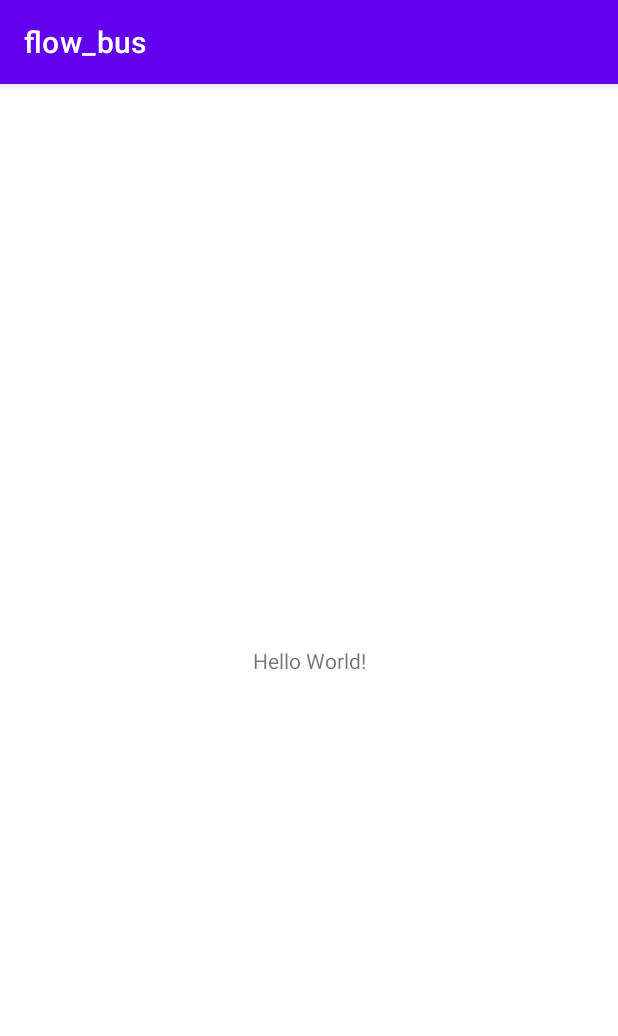
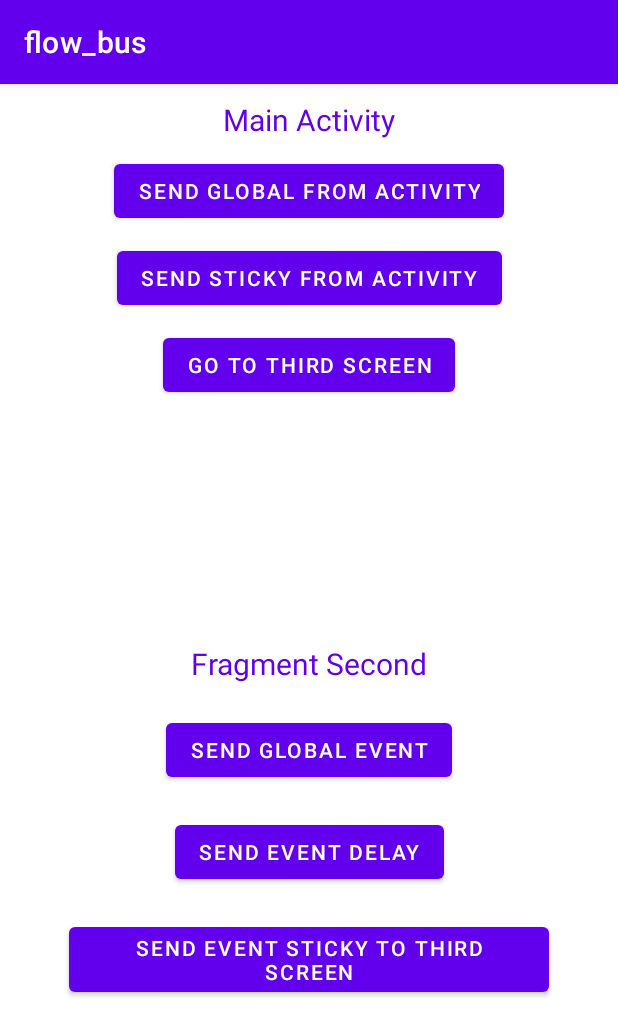
Before and after one commit to hoangchungk53qx1/flow_bus, an Android app: the screen it shows after launch (MainActivity), on a phone screen of 412 x 824 dp. Shown: the top 1036 px of the screen. Run offline under Robolectric (Android 15) with nearby library versions, the phone set to English and light mode, and no system bars; our stand-ins replace Timber; 3 statements that could not run were skipped.

Commit message:
add example

```diff
--- a/app/build.gradle
+++ b/app/build.gradle
@@ -61,4 +61,5 @@ dependencies {
     implementation 'androidx.lifecycle:lifecycle-runtime-ktx:2.4.1'
     implementation 'androidx.lifecycle:lifecycle-viewmodel-ktx:2.4.1'
     implementation 'com.jakewharton.timber:timber:5.0.1'
+    implementation 'org.jetbrains.kotlinx:kotlinx-coroutines-android:1.6.2'
 }
--- a/app/src/main/AndroidManifest.xml
+++ b/app/src/main/AndroidManifest.xml
@@ -23,6 +23,7 @@
                 <category android:name="android.intent.category.LAUNCHER" />
             </intent-filter>
         </activity>
+        <activity android:name=".ThirdActivity" />
     </application>
 
 </manifest>
--- /dev/null
+++ b/app/src/main/java/vn/chungha/flow_bus/ActivityEvent.kt
@@ -0,0 +1,3 @@
+package vn.chungha.flow_bus
+
+data class ActivityEvent(val activityEvent: String)
--- a/app/src/main/java/vn/chungha/flow_bus/ApplicationFlowBus.kt
+++ b/app/src/main/java/vn/chungha/flow_bus/ApplicationFlowBus.kt
@@ -3,6 +3,7 @@ package vn.chungha.flow_bus
 import android.app.Application
 import vn.chungha.flow_bus_core.FlowBusInitApplication
 
+// Step 1
 class ApplicationFlowBus : Application() {
     override fun onCreate() {
         super.onCreate()
--- /dev/null
+++ b/app/src/main/java/vn/chungha/flow_bus/FragmentEvent.kt
@@ -0,0 +1,3 @@
+package vn.chungha.flow_bus
+
+data class FragmentEvent(val fragmentEvent: String)
--- a/app/src/main/java/vn/chungha/flow_bus/MainActivity.kt
+++ b/app/src/main/java/vn/chungha/flow_bus/MainActivity.kt
@@ -1,5 +1,6 @@
 package vn.chungha.flow_bus
 
+import android.content.Intent
 import android.os.Bundle
 import androidx.appcompat.app.AppCompatActivity
 import timber.log.Timber
@@ -14,11 +15,32 @@ class MainActivity : AppCompatActivity() {
         super.onCreate(savedInstanceState)
         binding = ActivityMainBinding.inflate(layoutInflater)
         setContentView(binding.root)
-        binding.postLayout.setOnClickListener {
-            busEvent(GlobalEvent("HelloWorld"))
+        bindSecondFragment()
+        binding.gotoThirdScreen.setOnClickListener {
+            startActivity(Intent(this, ThirdActivity::class.java))
         }
-        collectFlowBus<GlobalEvent> {
-            Timber.tag("TAG").d("MainActivity received GlobalEvent  :%s", it.name)
+        sendFlowBus()
+        observeGlobal()
+    }
+
+    private fun sendFlowBus() {
+        binding.sendGlobal.setOnClickListener {
+            busEvent(GlobalEvent("Hello from MainActivity"))
         }
     }
+
+    private fun observeGlobal() {
+        collectFlowBus<GlobalEvent> {
+            Timber.tag(TAG).d("MainActivity received GlobalEvent  :%s", it.name)
+        }
+    }
+
+    private fun bindSecondFragment() {
+        supportFragmentManager.beginTransaction().replace(R.id.fragment, SecondFragment())
+            .commitAllowingStateLoss()
+    }
+
+    companion object {
+        private const val TAG = "MainActivity"
+    }
 }
--- /dev/null
+++ b/app/src/main/java/vn/chungha/flow_bus/SecondFragment.kt
@@ -0,0 +1,22 @@
+package vn.chungha.flow_bus
+
+import android.os.Bundle
+import android.view.View
+import androidx.fragment.app.Fragment
+import com.google.android.material.button.MaterialButton
+import vn.chungha.flow_bus_core.post.busEvent
+
+class SecondFragment : Fragment(R.layout.fragment_second) {
+
+    override fun onViewCreated(view: View, savedInstanceState: Bundle?) {
+        super.onViewCreated(view, savedInstanceState)
+        sendBus()
+        view.findViewById<MaterialButton>(R.id.sendEventSticky).setOnClickListener {
+            busEvent(GlobalEvent("Hello from SecondFragment"))
+        }
+    }
+
+    private fun sendBus() {
+
+    }
+}
--- a/app/src/main/res/layout/activity_main.xml
+++ b/app/src/main/res/layout/activity_main.xml
@@ -6,14 +6,68 @@
     android:layout_height="match_parent"
     tools:context=".MainActivity">
 
-    <TextView
-        android:id="@+id/postLayout"
-        android:layout_width="wrap_content"
-        android:layout_height="wrap_content"
-        android:text="Hello World!"
+    <androidx.appcompat.widget.LinearLayoutCompat
+        android:layout_width="match_parent"
+        android:layout_height="match_parent"
+        android:orientation="vertical"
         app:layout_constraintBottom_toBottomOf="parent"
         app:layout_constraintEnd_toEndOf="parent"
         app:layout_constraintStart_toStartOf="parent"
-        app:layout_constraintTop_toTopOf="parent" />
+        app:layout_constraintTop_toTopOf="parent">
 
+        <androidx.constraintlayout.widget.ConstraintLayout
+            android:layout_width="match_parent"
+            android:layout_height="wrap_content"
+            android:layout_weight="1">
+
+            <com.google.android.material.textview.MaterialTextView
+                android:id="@+id/title"
+                android:layout_width="wrap_content"
+                android:layout_height="wrap_content"
+                android:layout_marginTop="10dp"
+                android:text="@string/main_activity"
+                android:textColor="@color/purple_500"
+                android:textSize="20sp"
+                app:layout_constraintEnd_toEndOf="parent"
+                app:layout_constraintStart_toStartOf="parent"
+                app:layout_constraintTop_toTopOf="parent" />
+
+            <com.google.android.material.button.MaterialButton
+                android:id="@+id/sendGlobal"
+                android:layout_width="wrap_content"
+                android:layout_height="wrap_content"
+                android:layout_marginTop="10dp"
+                android:text="@string/send_from_activity"
+                app:layout_constraintEnd_toEndOf="parent"
+                app:layout_constraintStart_toStartOf="parent"
+                app:layout_constraintTop_toBottomOf="@id/title" />
+
+            <com.google.android.material.button.MaterialButton
+                android:id="@+id/sendSticky"
+                android:layout_width="wrap_content"
+                android:layout_height="wrap_content"
+                android:layout_marginTop="10dp"
+                android:text="@string/send_sticky_from_activity"
+                app:layout_constraintEnd_toEndOf="parent"
+                app:layout_constraintStart_toStartOf="parent"
+                app:layout_constraintTop_toBottomOf="@id/sendGlobal" />
+
+            <com.google.android.material.button.MaterialButton
+                android:id="@+id/gotoThirdScreen"
+                android:layout_width="wrap_content"
+                android:layout_height="wrap_content"
+                android:layout_marginTop="10dp"
+                android:text="@string/go_to_third_screen"
+                app:layout_constraintEnd_toEndOf="parent"
+                app:layout_constraintStart_toStartOf="parent"
+                app:layout_constraintTop_toBottomOf="@+id/sendSticky" />
+        </androidx.constraintlayout.widget.ConstraintLayout>
+
+        <FrameLayout
+            android:id="@+id/fragment"
+            android:layout_width="match_parent"
+            android:layout_height="wrap_content"
+            android:layout_weight="1" />
+
+    </androidx.appcompat.widget.LinearLayoutCompat>
 </androidx.constraintlayout.widget.ConstraintLayout>
--- /dev/null
+++ b/app/src/main/res/layout/fragment_second.xml
@@ -0,0 +1,48 @@
+<?xml version="1.0" encoding="utf-8"?>
+<androidx.constraintlayout.widget.ConstraintLayout xmlns:android="http://schemas.android.com/apk/res/android"
+    xmlns:app="http://schemas.android.com/apk/res-auto"
+    android:layout_width="match_parent"
+    android:layout_height="match_parent">
+
+    <com.google.android.material.textview.MaterialTextView
+        android:id="@+id/title"
+        android:layout_width="wrap_content"
+        android:layout_height="wrap_content"
+        android:layout_marginTop="5dp"
+        android:text="@string/fragment_second"
+        android:textColor="@color/purple_500"
+        android:textSize="20sp"
+        app:layout_constraintEnd_toEndOf="parent"
+        app:layout_constraintStart_toStartOf="parent"
+        app:layout_constraintTop_toTopOf="parent" />
+
+    <com.google.android.material.button.MaterialButton
+        android:id="@+id/btnSendGlobalEvent"
+        android:layout_width="wrap_content"
+        android:layout_height="wrap_content"
+        android:layout_marginTop="20dp"
+        android:text="@string/sendglobalevent"
+        app:layout_constraintEnd_toEndOf="parent"
+        app:layout_constraintStart_toStartOf="parent"
+        app:layout_constraintTop_toBottomOf="@+id/title" />
+
+    <com.google.android.material.button.MaterialButton
+        android:id="@+id/btnSendEventDelay"
+        android:layout_width="wrap_content"
+        android:layout_height="wrap_content"
+        android:layout_marginTop="20dp"
+        android:text="@string/send_event_delay"
+        app:layout_constraintEnd_toEndOf="parent"
+        app:layout_constraintStart_toStartOf="parent"
+        app:layout_constraintTop_toBottomOf="@+id/btnSendGlobalEvent" />
+
+    <com.google.android.material.button.MaterialButton
+        android:id="@+id/sendEventSticky"
+        android:layout_width="wrap_content"
+        android:layout_height="wrap_content"
+        android:layout_marginTop="20dp"
+        android:text="@string/send_event_sticky"
+        app:layout_constraintEnd_toEndOf="parent"
+        app:layout_constraintStart_toStartOf="parent"
+        app:layout_constraintTop_toBottomOf="@+id/btnSendEventDelay" />
+</androidx.constraintlayout.widget.ConstraintLayout>
--- a/app/src/main/res/values/strings.xml
+++ b/app/src/main/res/values/strings.xml
@@ -1,3 +1,12 @@
 <resources>
     <string name="app_name">flow_bus</string>
+    <string name="sendglobalevent">send Global Event</string>
+    <string name="fragment_second">Fragment Second</string>
+    <string name="send_event_delay">send event delay</string>
+    <string name="send_event_sticky">send event sticky to third screen</string>
+    <string name="main_activity">Main Activity</string>
+    <string name="go_to_third_screen">go to third screen</string>
+    <string name="send_from_activity">send global from Activity</string>
+    <string name="send_sticky_from_activity">send sticky from Activity</string>
+    <string name="third_screen">Third Screen</string>
 </resources>
--- a/flow_bus_core/build.gradle
+++ b/flow_bus_core/build.gradle
@@ -28,7 +28,9 @@ android {
     }
     kotlinOptions {
         jvmTarget = '1.8'
-        freeCompilerArgs = ['-opt-in=kotlin.RequiresOptIn']
+    }
+    kotlin.sourceSets.all {
+        languageSettings.useExperimentalAnnotation("kotlin.RequiresOptIn")
     }
     publishing {
         singleVariant("release") {
@@ -54,6 +56,7 @@ dependencies {
     implementation 'androidx.lifecycle:lifecycle-runtime-ktx:2.4.1'
     implementation 'androidx.lifecycle:lifecycle-viewmodel-ktx:2.4.1'
     implementation 'com.jakewharton.timber:timber:5.0.1'
+    implementation 'org.jetbrains.kotlinx:kotlinx-coroutines-android:1.6.2'
 }
 
 afterEvaluate {
--- a/flow_bus_core/src/main/java/vn/chungha/flow_bus_core/flow/FlowBusViewModel.kt
+++ b/flow_bus_core/src/main/java/vn/chungha/flow_bus_core/flow/FlowBusViewModel.kt
@@ -4,12 +4,9 @@ import androidx.lifecycle.Lifecycle
 import androidx.lifecycle.LifecycleOwner
 import androidx.lifecycle.ViewModel
 import androidx.lifecycle.viewModelScope
-import kotlinx.coroutines.CoroutineDispatcher
-import kotlinx.coroutines.Job
-import kotlinx.coroutines.delay
+import kotlinx.coroutines.*
 import kotlinx.coroutines.flow.MutableSharedFlow
 import kotlinx.coroutines.flow.collect
-import kotlinx.coroutines.launch
 import timber.log.Timber
 import vn.chungha.flow_bus_core.lifecycle.launchWhenStateAtLeast
 
@@ -88,6 +85,7 @@ class FlowBusViewModel : ViewModel() {
 
     fun removeStickyEvent(stickyEvent: String) = stickyEventFlows.remove(stickyEvent)
 
+    @OptIn(ExperimentalCoroutinesApi::class)
     fun clearStickyEvent(stickyEvent: String) = stickyEventFlows[stickyEvent]?.resetReplayCache()
 
     @Suppress("UNCHECKED_CAST")
--- a/settings.gradle
+++ b/settings.gradle
@@ -16,4 +16,5 @@ dependencyResolutionManagement {
     }
 }
 rootProject.name = "flow_bus"
+include ':app'
 include ':flow_bus_core'
```
Also changed, not shown: app/src/main/java/vn/chungha/flow_bus/ThirdActivity.kt (added, +25 -0 lines), app/src/main/res/layout/third_activity.xml (added, +29 -0 lines).
